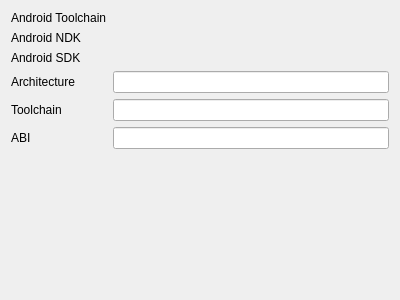
Above: runtimes/android/androidpreferences.ui from KDE/kdevelop before the change. Below: the same form after it.
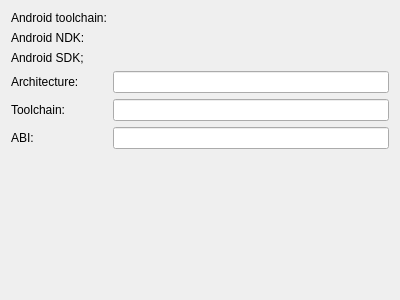
That is the form after the change. Custom widgets are drawn as their Qt base class.

Commit message: Put colon behind field labels

```diff
--- a/runtimes/android/androidpreferences.ui
+++ b/runtimes/android/androidpreferences.ui
@@ -17,7 +17,7 @@
       <string>Android KDE extra-cmake-modules toolchain file</string>
      </property>
      <property name="text">
-      <string>Android Toolchain</string>
+      <string>Android toolchain:</string>
      </property>
     </widget>
    </item>
@@ -27,7 +27,7 @@
    <item row="3" column="0">
     <widget class="QLabel" name="label_2">
      <property name="text">
-      <string>Android NDK</string>
+      <string>Android NDK:</string>
      </property>
     </widget>
    </item>
@@ -37,7 +37,7 @@
    <item row="4" column="0">
     <widget class="QLabel" name="label_3">
      <property name="text">
-      <string>Android SDK</string>
+      <string>Android SDK;</string>
      </property>
     </widget>
    </item>
@@ -47,7 +47,7 @@
    <item row="5" column="0">
     <widget class="QLabel" name="label_4">
      <property name="text">
-      <string>Architecture</string>
+      <string>Architecture:</string>
      </property>
     </widget>
    </item>
@@ -57,7 +57,7 @@
    <item row="6" column="0">
     <widget class="QLabel" name="label_5">
      <property name="text">
-      <string>Toolchain</string>
+      <string>Toolchain:</string>
      </property>
     </widget>
    </item>
@@ -67,7 +67,7 @@
    <item row="7" column="0">
     <widget class="QLabel" name="label_6">
      <property name="text">
-      <string>ABI</string>
+      <string>ABI:</string>
      </property>
     </widget>
    </item>
```
